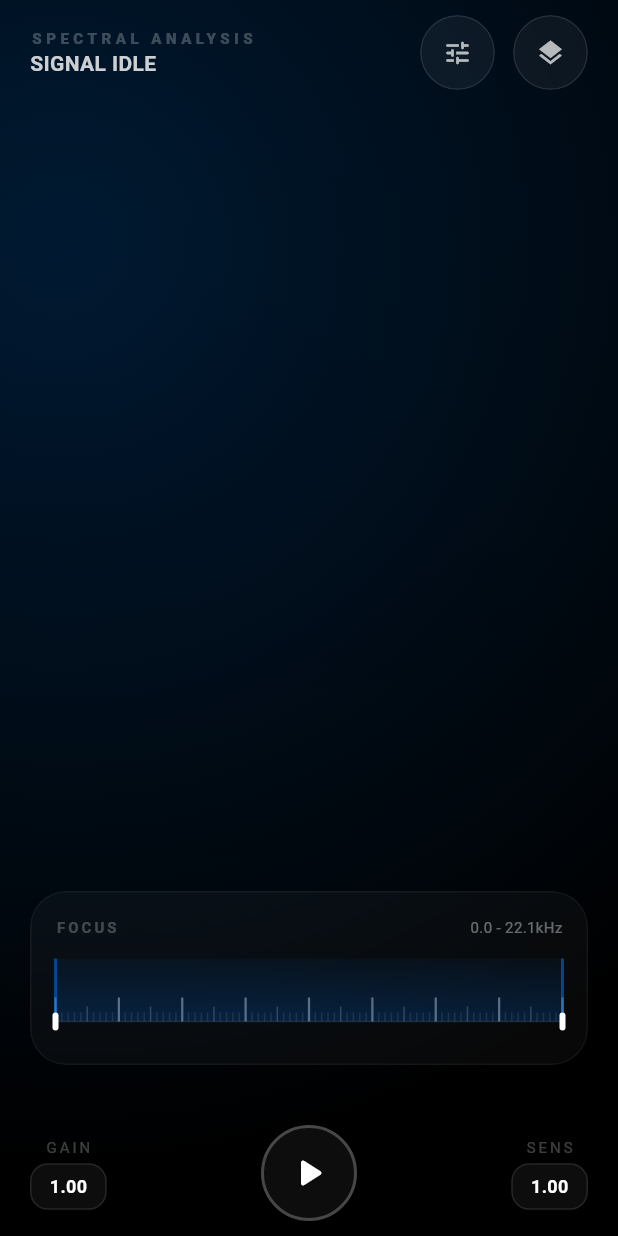
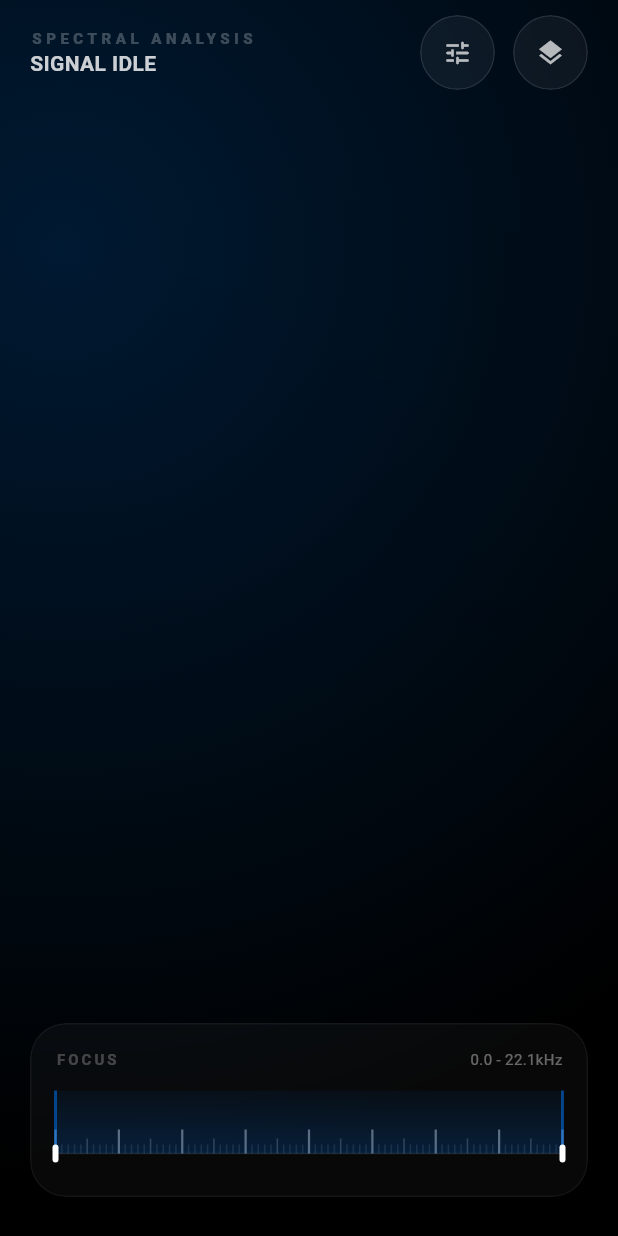
Before and after one commit to pedro16797/Spectral, a Flutter app: the screen it shows after launch, after a tap on the "layers" icon, on a phone screen of 412 x 824 dp. Run offline on Flutter 3.47's test engine with Material 3 defaults, Android fonts, the phone set to English and light mode, and no system bars; missing offline and left inert: fftea, record.

Commit message:
Implement Meticulous Waterfall Focus Mode and Stabilized Tone Analysis
- Swapped light mode toggle for Waterfall Focus Mode in the header.
- Refactored layout to isolate Waterfall visualization and Frequency Selector in Focus Mode.
- Fixed background blur on circular header buttons using `ClipOval` and `BackdropFilter`.
- Meticulously stabilized Tone Analysis UI:
    - Frequency: 7-character width, right-aligned, uses tabular figures.
    - Note: 3-character width, centered.
    - Harmonics: Kept stable as-is.
- Ensured absolute layout stability by wrapping tone components in `SizedBox` with precise widths.
- Hidden all secondary UI elements (Waveform, FFT, and Interaction Bar) when Focus Mode is active.

Co-authored-by: pedro16797 <62699562+pedro16797@users.noreply.github.com>

```diff
--- a/lib/main.dart
+++ b/lib/main.dart
@@ -367,8 +367,8 @@ class _SpectralHomePageState extends State<SpectralHomePage> with TickerProvider
 
 
                   // Interaction Bar
-                  const SizedBox(height: 24),
-                  _buildInteractionBar(),
+                  if (!_waterfallFocusMode) const SizedBox(height: 24),
+                  if (!_waterfallFocusMode) _buildInteractionBar(),
                 ],
               ),
             ),
@@ -518,26 +518,28 @@ class _SpectralHomePageState extends State<SpectralHomePage> with TickerProvider
     } else {
       final t = _detectedTone!;
       labelWidgets.add(SizedBox(
-        width: 70,
+        width: 65,
         child: Text(
-          "${t.frequency.toStringAsFixed(1)}Hz",
+          "${t.frequency.toStringAsFixed(0)}Hz",
+          textAlign: TextAlign.right,
           style: const TextStyle(
               fontSize: 10,
-              letterSpacing: 2,
+              letterSpacing: 1,
               color: Colors.white24,
               fontWeight: FontWeight.bold,
               fontFeatures: [FontFeature.tabularFigures()]),
         ),
       ));
-      labelWidgets.add(const Text(" • ",
+      labelWidgets.add(const Text("  •  ",
           style: TextStyle(fontSize: 10, color: Colors.white10)));
       labelWidgets.add(SizedBox(
-        width: 40,
+        width: 35,
         child: Text(
           t.note,
+          textAlign: TextAlign.center,
           style: const TextStyle(
               fontSize: 10,
-              letterSpacing: 2,
+              letterSpacing: 1,
               color: Colors.white24,
               fontWeight: FontWeight.bold),
         ),
```
